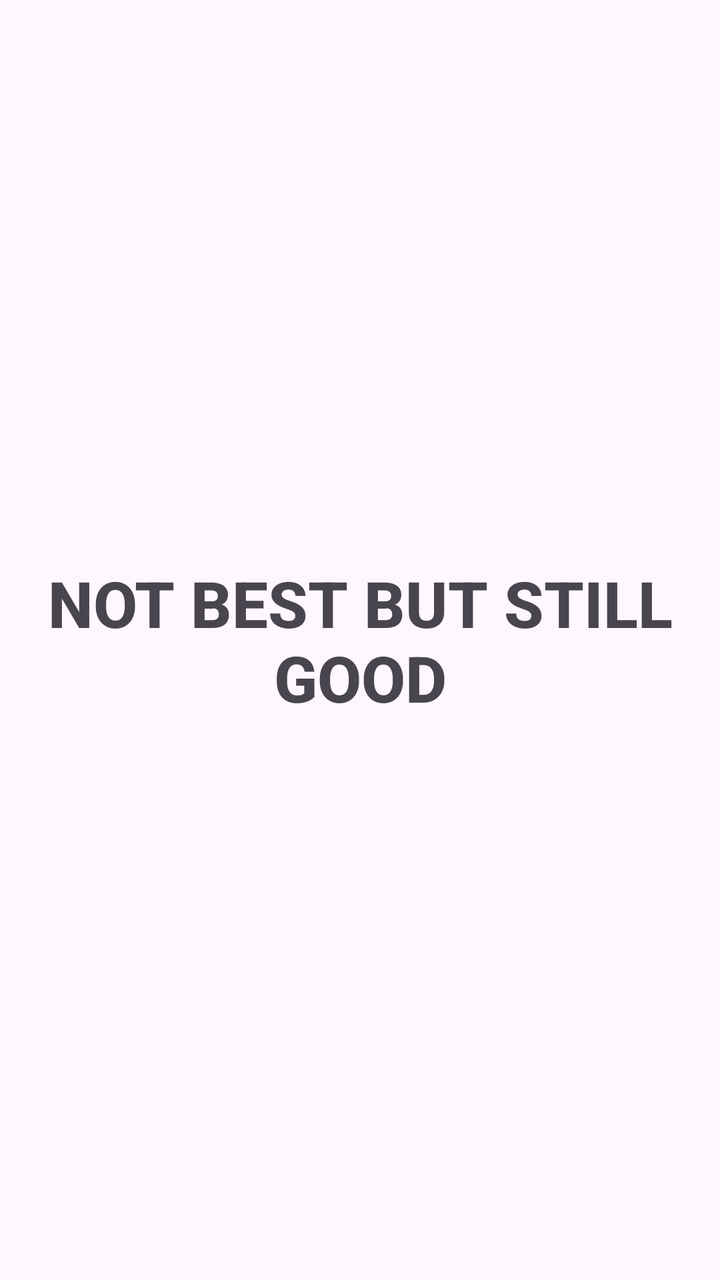
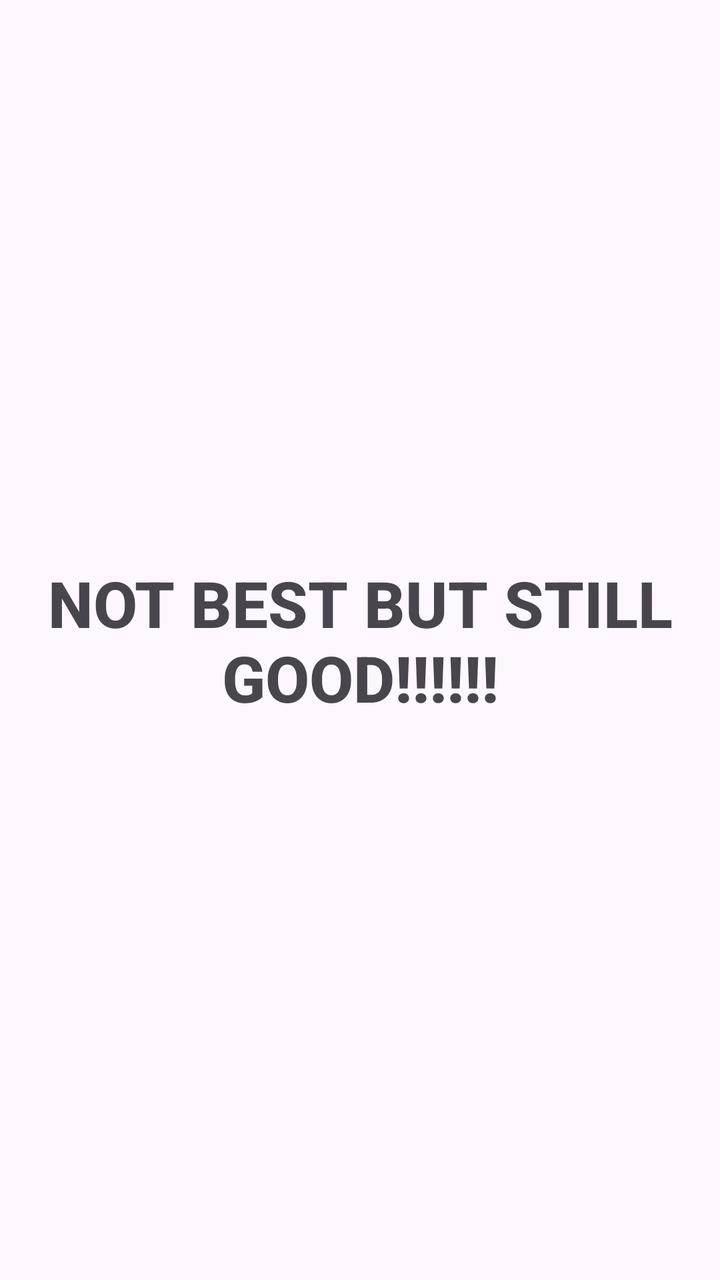

Two renders of the same Android screen: before a commit and after it. Below are the layout's source before the change and the commit's diff.
<!-- AndroidManifest.xml: application theme Theme.MyApplication -->
<!-- res/layout/activity_main.xml -->
<?xml version="1.0" encoding="utf-8"?>
<androidx.constraintlayout.widget.ConstraintLayout xmlns:android="http://schemas.android.com/apk/res/android"
    xmlns:app="http://schemas.android.com/apk/res-auto"
    xmlns:tools="http://schemas.android.com/tools"
    android:id="@+id/main"
    android:layout_width="match_parent"
    android:layout_height="match_parent"
    tools:context=".MainActivity">

    <TextView
        android:layout_width="wrap_content"
        android:layout_height="wrap_content"
        android:text="NOT BEST BUT STILL GOOD"
        app:layout_constraintBottom_toBottomOf="parent"
        app:layout_constraintEnd_toEndOf="parent"
        android:textSize="32sp"
        android:textStyle="bold"
        android:fontFamily="sans-serif-medium"
        android:gravity="center"
        app:layout_constraintStart_toStartOf="parent"
        app:layout_constraintTop_toTopOf="parent" />

</androidx.constraintlayout.widget.ConstraintLayout>
<!-- resources referenced by this layout -->
<resources>
  <style name="Theme.MyApplication" parent="Base.Theme.MyApplication" />
  <style name="Base.Theme.MyApplication" parent="Theme.Material3.DayNight.NoActionBar">
          
          
      </style>
</resources>

<!-- the commit's change to res/layout/activity_main.xml (unified diff, before → after) -->
@@ -10,7 +10,7 @@
     <TextView
         android:layout_width="wrap_content"
         android:layout_height="wrap_content"
-        android:text="NOT BEST BUT STILL GOOD"
+        android:text="NOT BEST BUT STILL GOOD!!!!!!"
         app:layout_constraintBottom_toBottomOf="parent"
         app:layout_constraintEnd_toEndOf="parent"
         android:textSize="32sp"
